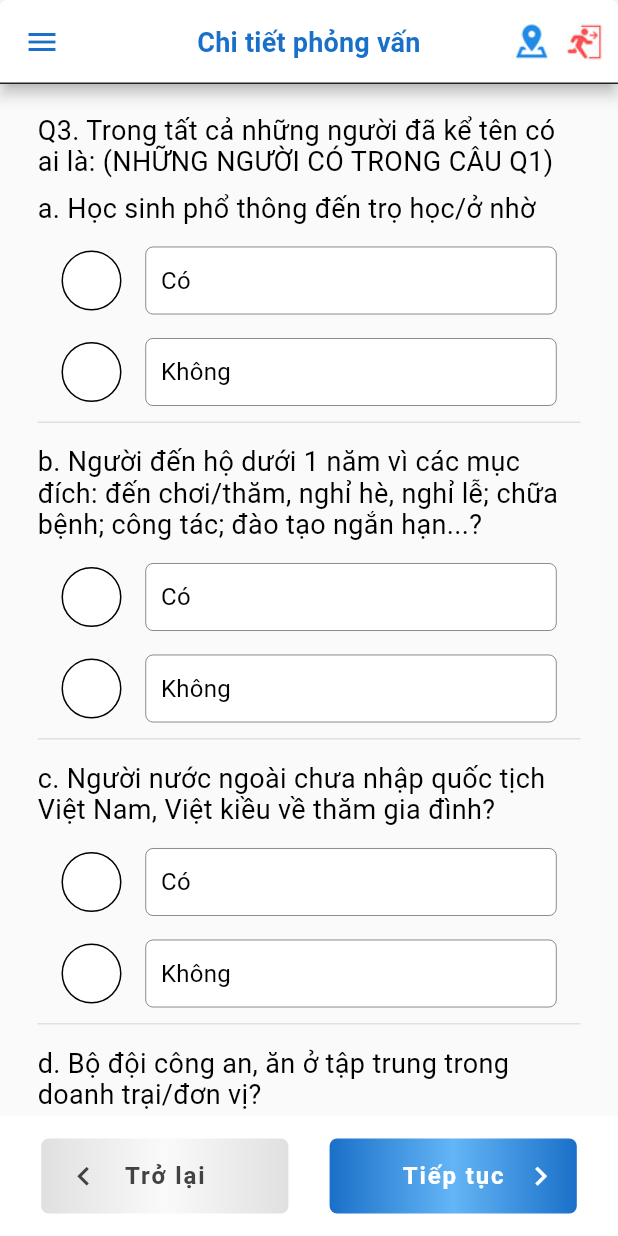
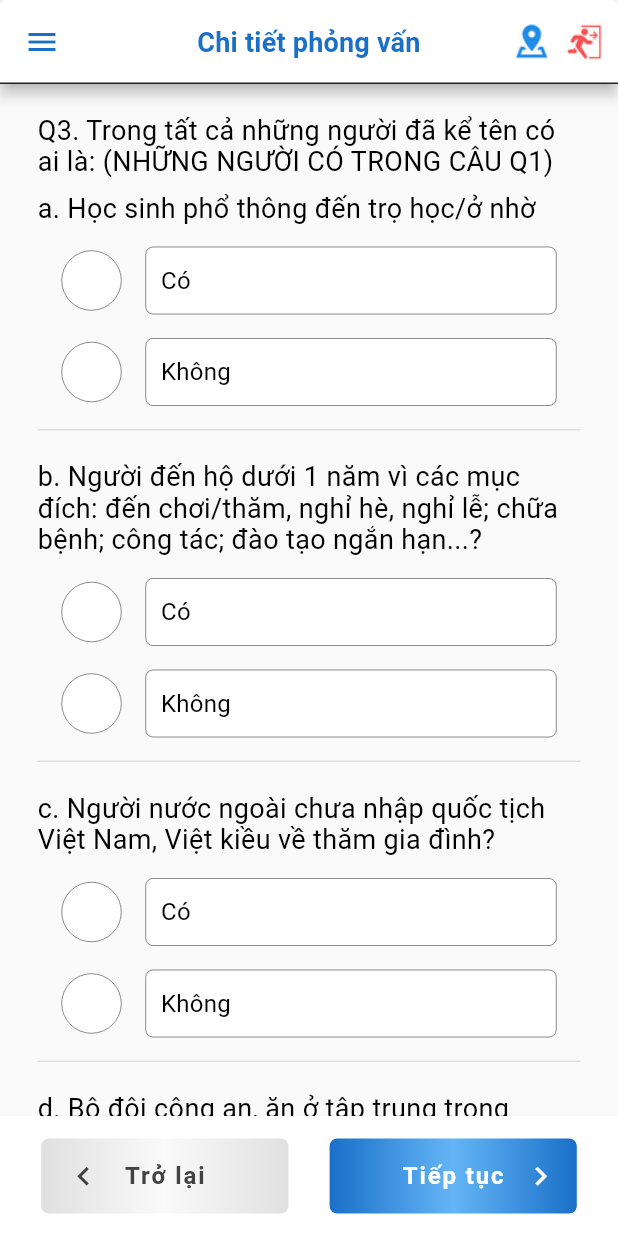
Before and after one commit to vohinhjjf/LaoDongViecLam, a Flutter app: the Q4View screen opened by its route, after a tap on "Trở lại", on a phone screen of 412 x 824 dp. Run offline on Flutter 3.47's test engine with Material 2 defaults, Android fonts, the phone set to English and light mode, and no system bars; drawn by our look-alikes of roundcheckbox; our stand-ins replace dio, flutter_screenutil, geolocator, get_it, getwidget, package_info_plus and 3 more; missing offline and left inert: new_version_plus; accounts and stored records are empty; statements that could not run were skipped.

Commit message:
update 16/11 v2

```diff
--- a/lib/components/ui_listTile.dart
+++ b/lib/components/ui_listTile.dart
@@ -33,7 +33,7 @@ class UIListTile extends StatelessWidget {
         alignment: Alignment.centerLeft,
         child: UIText(
           text: text,
-          textColor: check ? mPrimaryColor : Colors.black,
+          textColor: check ? GFColors.PRIMARY : Colors.black,
           textFontSize: fontMedium,
           textAlign: TextAlign.start,
         ),
@@ -43,10 +43,10 @@ class UIListTile extends StatelessWidget {
         isRound: true,
         onTap: onTap1,
         border: Border.all(
-          width: 1,
-          color: Colors.black,
+          width: 0.3,
+          color: check ? GFColors.PRIMARY.withOpacity(0.15) : Colors.black,
         ),
-        checkedColor: Colors.white,
+        checkedColor: GFColors.PRIMARY.withOpacity(0.15),
         checkedWidget: const Icon(Icons.check, size: 30, color: GFColors.PRIMARY),
         uncheckedColor: Colors.white,
         uncheckedWidget: Container(),
--- a/lib/screens/interview/questions/Actual_people/Q3/Q3_view.dart
+++ b/lib/screens/interview/questions/Actual_people/Q3/Q3_view.dart
@@ -117,12 +117,12 @@ class _Q3ViewState extends State<Q3View> {
                       });
                     },
                   ),
-                  const SizedBox(height: 5,),
+                  const SizedBox(height: 10,),
                   Container(
                     height: 1,
                     color: Colors.grey.shade300,
                   ),
-                  const SizedBox(height: 5,),
+                  const SizedBox(height: 10,),
                   Visibility(
                     visible: q3_a == 1,
                     child: Column(
@@ -218,12 +218,12 @@ class _Q3ViewState extends State<Q3View> {
                       });
                     },
                   ),
-                  const SizedBox(height: 5,),
+                  const SizedBox(height: 10,),
                   Container(
                     height: 1,
                     color: Colors.grey.shade300,
                   ),
-                  const SizedBox(height: 5,),
+                  const SizedBox(height: 10,),
                   Visibility(
                     visible: q3_b == 1,
                     child: Column(
@@ -319,12 +319,12 @@ class _Q3ViewState extends State<Q3View> {
                       });
                     },
                   ),
-                  const SizedBox(height: 5,),
+                  const SizedBox(height: 10,),
                   Container(
                     height: 1,
                     color: Colors.grey.shade300,
                   ),
-                  const SizedBox(height: 5,),
+                  const SizedBox(height: 10,),
                   Visibility(
                     visible: q3_c == 1,
                     child: Column(
@@ -420,12 +420,12 @@ class _Q3ViewState extends State<Q3View> {
                       });
                     },
                   ),
-                  const SizedBox(height: 5,),
+                  const SizedBox(height: 10,),
                   Container(
                     height: 1,
                     color: Colors.grey.shade300,
                   ),
-                  const SizedBox(height: 5,),
+                  const SizedBox(height: 10,),
                   Visibility(
                     visible: q3_d == 1,
                     child: Column(
--- a/lib/screens/interview/questions/Actual_people/Q4/Q4_view.dart
+++ b/lib/screens/interview/questions/Actual_people/Q4/Q4_view.dart
@@ -37,7 +37,7 @@ class _Q4ViewState extends State<Q4View> {
       q4viewModel = context.read();
       q4viewModel.onInit(context);
       Future.delayed(
-          const Duration(milliseconds: 300),
+          const Duration(milliseconds: 200),
               () => {
             setState(() {
               list = q4viewModel.list;
@@ -361,14 +361,14 @@ class _Q4ViewState extends State<Q4View> {
           onTap1: onTap1,
           onTap2: onTap2,
         ),
-        const SizedBox(height: 5,),
+        const SizedBox(height: 10,),
         UIListTile(
           text: "Không",
           check: groupValue == 2,
           onTap1: onTap3,
           onTap2: onTap4,
         ),
-        const SizedBox(height: 5,),
+        const SizedBox(height: 10,),
         Container(
           height: 1,
           color: Colors.grey.shade300,
--- a/lib/screens/interview/questions/Finish/finish_view.dart
+++ b/lib/screens/interview/questions/Finish/finish_view.dart
@@ -60,8 +60,10 @@ class Body extends State<FinishView> {
         ),
       ),
       body: SingleChildScrollView(
-        child: Align(
+        child: Container(
           alignment: Alignment.center,
+          padding:
+          EdgeInsets.only(top: MediaQuery.of(context).size.height/3),
           child: MaterialButton(
             padding: const EdgeInsets.symmetric(vertical: 10, horizontal: 25),
             onPressed: () {
--- a/lib/screens/interview/questions/Operating_status/operating_status_view.dart
+++ b/lib/screens/interview/questions/Operating_status/operating_status_view.dart
@@ -85,6 +85,7 @@ class _OperatingStatusViewState extends State<OperatingStatusView> {
                       });
                     },
                   ),
+                  const SizedBox(height: 5,),
                   UIListTile(
                     text: UIDescribes.refuse,
                     check: groupValue == 2,
@@ -99,6 +100,7 @@ class _OperatingStatusViewState extends State<OperatingStatusView> {
                       });
                     },
                   ),
+                  const SizedBox(height: 5,),
                   UIListTile(
                     text: UIDescribes.notArea,
                     check: groupValue == 3,
@@ -113,6 +115,7 @@ class _OperatingStatusViewState extends State<OperatingStatusView> {
                       });
                     },
                   ),
+                  const SizedBox(height: 5,),
                   UIListTile(
                     text: UIDescribes.notContact,
                     check: groupValue == 4,
@@ -127,6 +130,7 @@ class _OperatingStatusViewState extends State<OperatingStatusView> {
                       });
                     },
                   ),
+                  const SizedBox(height: 5,),
                   UIListTile(
                     text: UIDescribes.moveTo,
                     check: groupValue == 6,
--- a/lib/screens/interview/questions/Part_3/P20_22/P20_22_view.dart
+++ b/lib/screens/interview/questions/Part_3/P20_22/P20_22_view.dart
@@ -66,7 +66,7 @@ class _P20_22ViewState extends State<P20_22View> {
       body: Stack(
         children: [
           SingleChildScrollView(
-            padding: const EdgeInsets.fromLTRB(25, 20, 25, 10),
+            padding: const EdgeInsets.fromLTRB(25, 25, 25, 10),
             child: Column(
               crossAxisAlignment: CrossAxisAlignment.start,
               children: [
@@ -133,6 +133,7 @@ class _P20_22ViewState extends State<P20_22View> {
                               p21 = p21 == 1 ? 0 : 1;
                             });
                           },
+                          onTap2: (){
                             setState(() {
                               p21 = p21 == 1 ? 0 : 1;
                             });
```
Also changed, not shown: lib/screens/interview/questions/Part_2/P10_12/P10_12_view.dart (+7 -6 lines).
